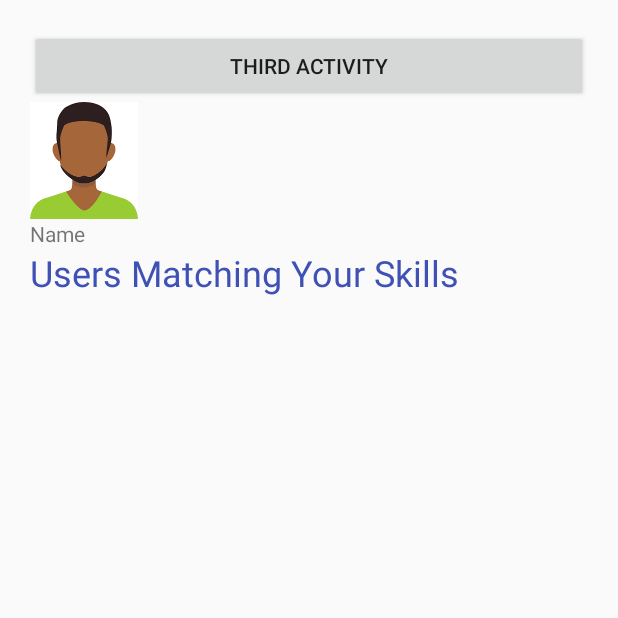
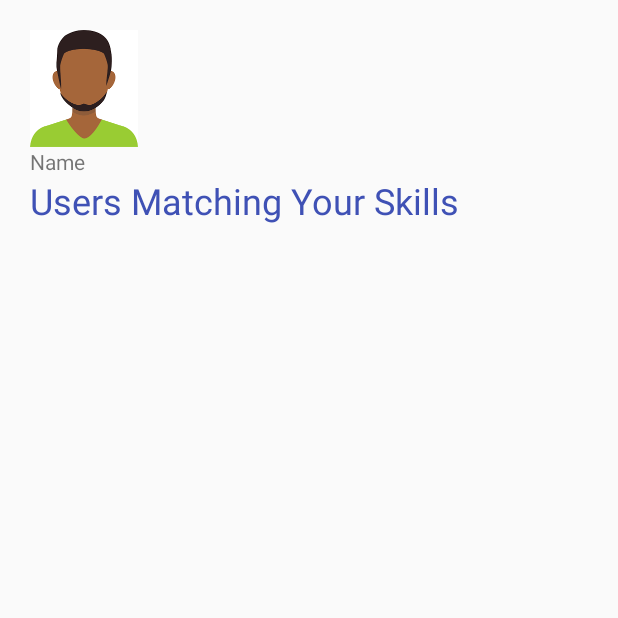
Before and after one commit to karibtidoucha/sawa, an Android app: the Activity2 screen opened directly, with no data from a screen before it, on a phone screen of 412 x 824 dp, the top half of it. Run offline under Robolectric (Android 15) with nearby library versions, the phone set to English and light mode, and no system bars; our stand-ins replace Firebase (no records; nobody signed in at launch, a user with empty details on screens opened directly); 1 statement that could not run was skipped.

Commit message:
final touches

```diff
--- a/app/src/main/res/layout/activity2.xml
+++ b/app/src/main/res/layout/activity2.xml
@@ -11,15 +11,6 @@
     android:paddingRight="20dp"
     android:paddingTop="20dp"
     tools:context="com.hackathon.sha3by.sha3by.Activity2">
-
-    <Button
-        android:id="@+id/third_activity"
-        android:layout_width="match_parent"
-        android:layout_height="wrap_content"
-        android:layout_alignParentBottom="true"
-        android:layout_alignParentLeft="true"
-        android:layout_alignParentStart="true"
-        android:text="Third Activity" />
 
     <ImageView
         android:id="@+id/imageView3"
@@ -50,7 +41,7 @@
     <ListView
         android:id="@+id/listview1"
         android:layout_width="match_parent"
-        android:layout_height="275dp"
+        android:layout_height="311dp"
         android:layout_centerInParent="true">
 
     </ListView>
--- a/app/src/main/res/layout/activity_main.xml
+++ b/app/src/main/res/layout/activity_main.xml
@@ -38,7 +38,7 @@
         android:layout_height="wrap_content"
         android:layout_alignParentBottom="true"
         android:layout_centerHorizontal="true"
-        android:layout_marginBottom="124dp"
+        android:layout_marginBottom="96dp"
         android:orientation="horizontal">
 
 
```
